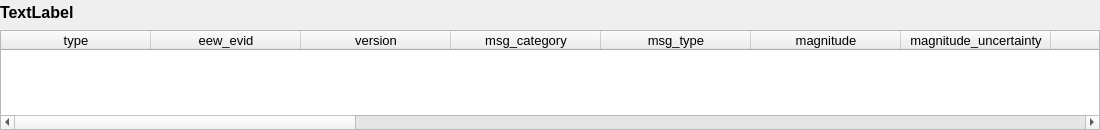
This is eewdetailtable.ui in hayoungdaddy/KGOM as Qt 5 draws it before an edit. The edited form follows.
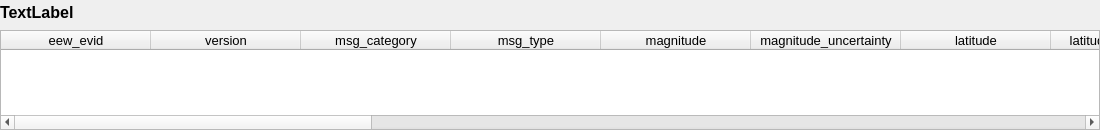
This is the edited form.

What changed in the file:
```diff
--- a/eewdetailtable.ui
+++ b/eewdetailtable.ui
@@ -89,11 +89,6 @@
      <attribute name="verticalHeaderStretchLastSection">
       <bool>true</bool>
      </attribute>
-     <column>
-      <property name="text">
-       <string>type</string>
-      </property>
-     </column>
      <column>
       <property name="text">
        <string>eew_evid</string>
```
